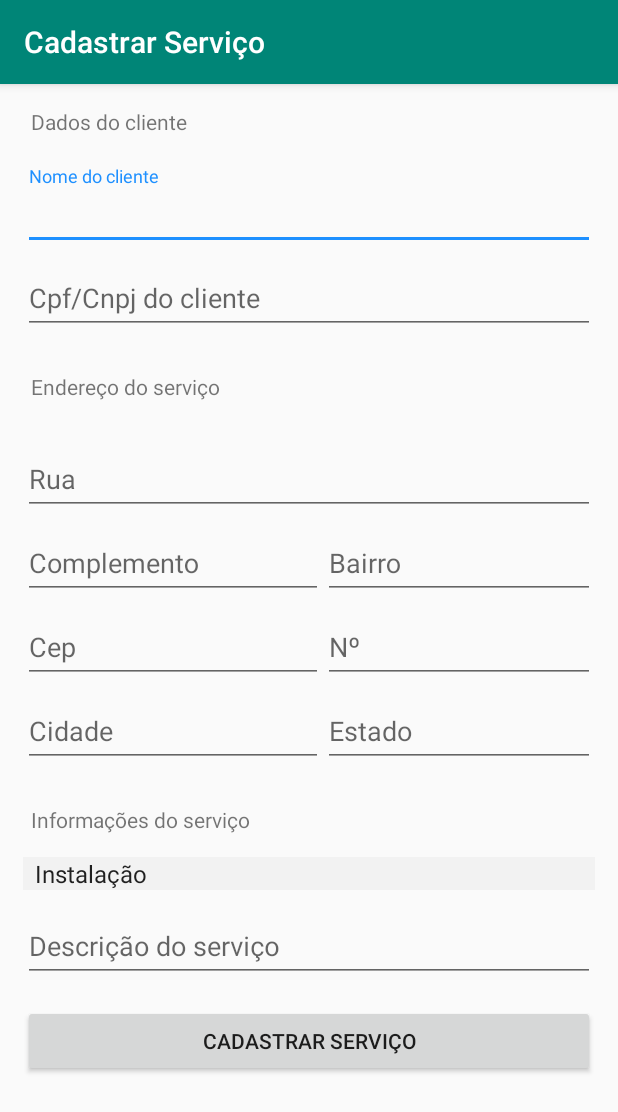
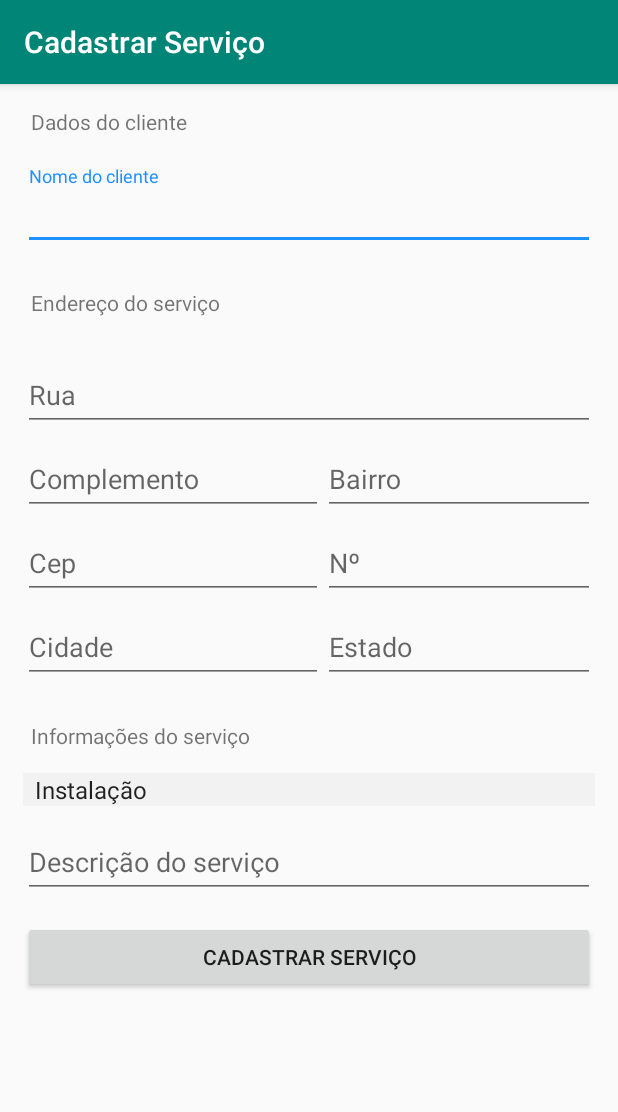
Before and after one commit to RphRodrigues/Android-Projetomeuapp, an Android app: the CadastrarServicoActivity screen opened directly, with no data from a screen before it, on a phone screen of 412 x 824 dp. Shown: the top 1112 px of the screen. Run offline under Robolectric (Android 15) with nearby library versions, the phone set to English and light mode, and no system bars.

Commit message:
Removido input cpf do cliente do layout de cadastro do serviço

```diff
--- a/app/src/main/res/layout/activity_cadastrar_servico.xml
+++ b/app/src/main/res/layout/activity_cadastrar_servico.xml
@@ -35,17 +35,17 @@
                 android:inputType="text" />
         </android.support.design.widget.TextInputLayout>
 
-        <android.support.design.widget.TextInputLayout
-            android:layout_width="match_parent"
-            android:layout_height="wrap_content">
+        <!--<android.support.design.widget.TextInputLayout-->
+            <!--android:layout_width="match_parent"-->
+            <!--android:layout_height="wrap_content">-->
 
-            <EditText
-                android:id="@+id/edtCpfCnpjId"
-                android:layout_width="match_parent"
-                android:layout_height="wrap_content"
-                android:hint="@string/cpf_cnpj"
-                android:inputType="textPersonName" />
-        </android.support.design.widget.TextInputLayout>
+            <!--<EditText-->
+                <!--android:id="@+id/edtCpfCnpjId"-->
+                <!--android:layout_width="match_parent"-->
+                <!--android:layout_height="wrap_content"-->
+                <!--android:hint="@string/cpf_cnpj"-->
+                <!--android:inputType="textPersonName" />-->
+        <!--</android.support.design.widget.TextInputLayout>-->
 
         <TextView
             android:layout_width="wrap_content"
```
